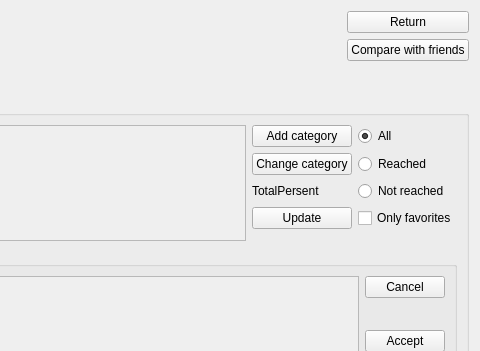
First picture: the form in AraSteamManager/formachievements.ui, repository Arankir/AraSteamManager, before the edit; both pictures show x 357 to 837 and y 0 to 351 of the 837 by 838 pixel window.
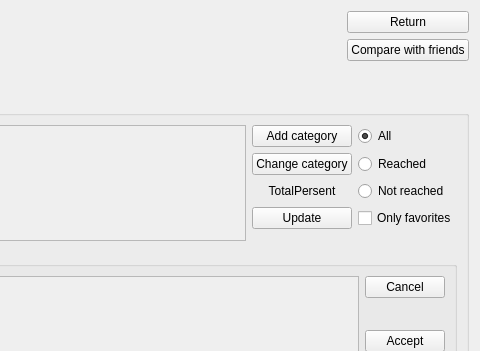
Second picture: the form after the edit.

Diff of the .ui file:
```diff
--- a/AraSteamManager/formachievements.ui
+++ b/AraSteamManager/formachievements.ui
@@ -250,6 +250,9 @@
         <property name="text">
          <string>TotalPersent</string>
         </property>
+        <property name="alignment">
+         <set>Qt::AlignCenter</set>
+        </property>
        </widget>
       </item>
       <item row="2" column="3">
```
